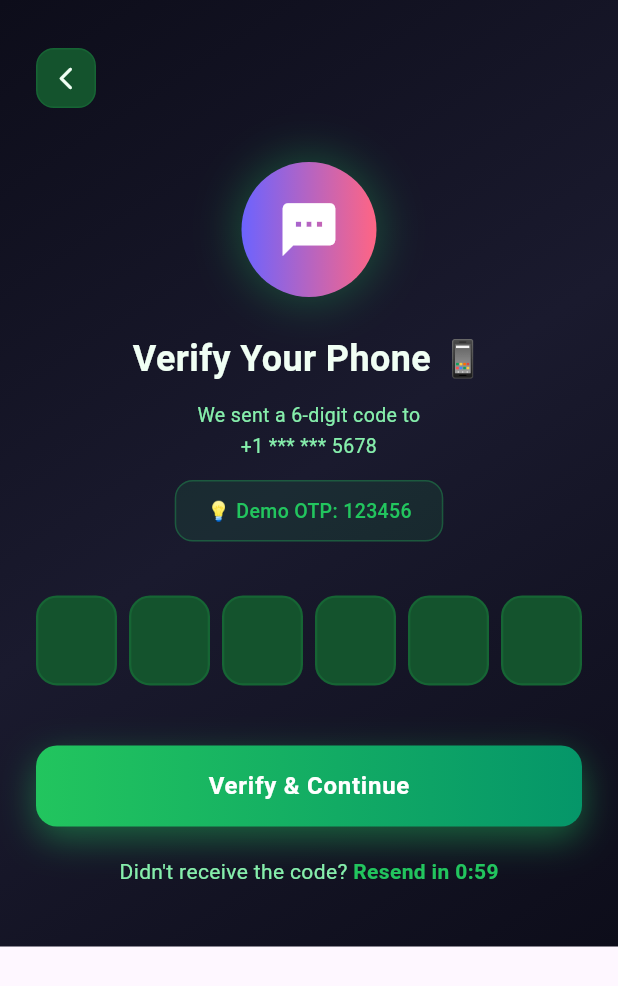
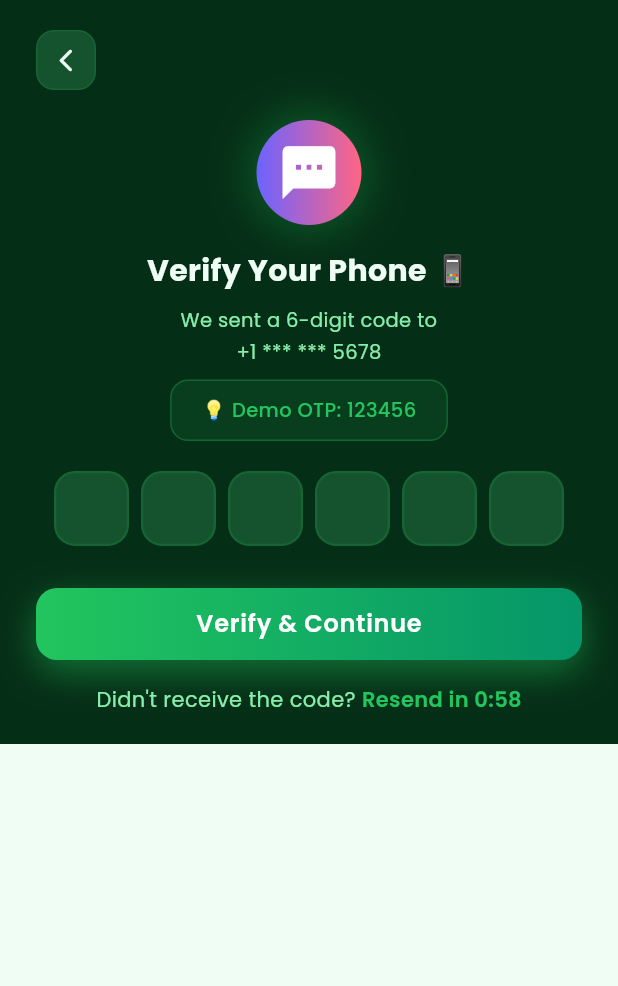
Before and after one commit to deepraj12345-veb/riverpod_project, a Flutter app: the OtpPage screen opened directly with empty values, on a phone screen of 412 x 824 dp. Shown: the top 986 px of the screen. Run offline on Flutter 3.47's test engine with Material 3 defaults, Android fonts, the phone set to English and light mode, and no system bars; drawn by our look-alikes of pinput; our stand-ins replace badges, cached_network_image, flutter_riverpod, go_router, google_fonts; network calls fail.

Commit message:
upload fils

```diff
--- a/lib/core/widgets/suggestion_field.dart
+++ b/lib/core/widgets/suggestion_field.dart
@@ -220,7 +220,7 @@ class _SuggestionFieldState extends State<SuggestionField>
                   shrinkWrap: true,
                   physics: const ClampingScrollPhysics(),
                   itemCount: _filtered.length,
-                  separatorBuilder: (_, __) => Divider(
+                  separatorBuilder: (_, _) => Divider(
                     height: 1,
                     color: _focusBorder.withValues(alpha: 0.1),
                   ),
--- a/lib/features/auth/otp_page.dart
+++ b/lib/features/auth/otp_page.dart
@@ -92,10 +92,10 @@ class _OtpPageState extends ConsumerState<OtpPage>
   @override
   Widget build(BuildContext context) {
     final defaultPinTheme = PinTheme(
-      width: 56,
-      height: 60,
+      width: 50,
+      height: 50,
       textStyle: const TextStyle(
-        fontSize: 22,
+        fontSize: 20,
         fontWeight: FontWeight.w600,
         color: AppTheme.textPrimary,
       ),
@@ -121,11 +121,7 @@ class _OtpPageState extends ConsumerState<OtpPage>
     return Scaffold(
       body: Container(
         decoration: const BoxDecoration(
-          gradient: LinearGradient(
-            begin: Alignment.topLeft,
-            end: Alignment.bottomRight,
-            colors: [Color(0xFF0D0D1A), Color(0xFF1A1A2E), Color(0xFF0D0D1A)],
-          ),
+          color: AppTheme.darkBg,
         ),
         child: SafeArea(
           child: FadeTransition(
@@ -134,7 +130,7 @@ class _OtpPageState extends ConsumerState<OtpPage>
               padding: const EdgeInsets.symmetric(horizontal: 24),
               child: Column(
                 children: [
-                  const SizedBox(height: 32),
+                  const SizedBox(height: 20),
                   Row(
                     children: [
                       GestureDetector(
@@ -155,11 +151,11 @@ class _OtpPageState extends ConsumerState<OtpPage>
                       ),
                     ],
                   ),
-                  const SizedBox(height: 36),
+                  const SizedBox(height: 20),
                   // OTP illustration
                   Container(
-                    width: 90,
-                    height: 90,
+                    width: 70,
+                    height: 70,
                     decoration: BoxDecoration(
                       gradient: const LinearGradient(
                         colors: [Color(0xFF6C63FF), Color(0xFFFF6584)],
@@ -167,7 +163,7 @@ class _OtpPageState extends ConsumerState<OtpPage>
                       shape: BoxShape.circle,
                       boxShadow: [
                         BoxShadow(
-                          color: AppTheme.primaryColor.withOpacity(0.3),
+                          color: AppTheme.primaryColor.withValues(alpha: 0.3),
                           blurRadius: 24,
                           spreadRadius: 4,
                         ),
@@ -179,16 +175,16 @@ class _OtpPageState extends ConsumerState<OtpPage>
                       size: 42,
                     ),
                   ),
-                  const SizedBox(height: 24),
+                  const SizedBox(height: 16),
                   const Text(
                     'Verify Your Phone 📱',
                     style: TextStyle(
-                      fontSize: 24,
+                      fontSize: 20,
                       fontWeight: FontWeight.w700,
                       color: AppTheme.textPrimary,
                     ),
                   ),
-                  const SizedBox(height: 10),
+                  const SizedBox(height: 8),
                   Text(
                     'We sent a 6-digit code to\n${widget.phone.isEmpty ? '+1 *** *** 5678' : widget.phone}',
                     textAlign: TextAlign.center,
@@ -198,7 +194,7 @@ class _OtpPageState extends ConsumerState<OtpPage>
                       height: 1.6,
                     ),
                   ),
-                  const SizedBox(height: 12),
+                  const SizedBox(height: 8),
                   // Hint box
                   Container(
                     padding: const EdgeInsets.symmetric(
@@ -206,10 +202,10 @@ class _OtpPageState extends ConsumerState<OtpPage>
                       vertical: 10,
                     ),
                     decoration: BoxDecoration(
-                      color: AppTheme.primaryColor.withOpacity(0.1),
+                      color: AppTheme.primaryColor.withValues(alpha: 0.1),
                       borderRadius: BorderRadius.circular(12),
                       border: Border.all(
-                        color: AppTheme.primaryColor.withOpacity(0.3),
+                        color: AppTheme.primaryColor.withValues(alpha: 0.3),
                       ),
                     ),
                     child: const Text(
@@ -221,7 +217,7 @@ class _OtpPageState extends ConsumerState<OtpPage>
                       ),
                     ),
                   ),
-                  const SizedBox(height: 36),
+                  const SizedBox(height: 20),
                   // OTP Input
                   AnimatedBuilder(
                     animation: _shakeAnim,
@@ -248,7 +244,7 @@ class _OtpPageState extends ConsumerState<OtpPage>
                       mainAxisAlignment: MainAxisAlignment.spaceEvenly,
                     ),
                   ),
-                  const SizedBox(height: 12),
+                  const SizedBox(height: 8),
                   if (_hasError)
                     const Text(
                       '❌ Invalid OTP. Please try again.',
@@ -258,13 +254,13 @@ class _OtpPageState extends ConsumerState<OtpPage>
                         fontWeight: FontWeight.w500,
                       ),
                     ),
-                  const SizedBox(height: 28),
+                  const SizedBox(height: 20),
                   GradientButton(
                     text: _isVerifying ? 'Verifying...' : 'Verify & Continue',
                     isLoading: _isVerifying,
                     onPressed: _verifyOtp,
                   ),
-                  const SizedBox(height: 20),
+                  const SizedBox(height: 16),
                   Row(
                     mainAxisAlignment: MainAxisAlignment.center,
                     children: [
@@ -299,7 +295,7 @@ class _OtpPageState extends ConsumerState<OtpPage>
                             ),
                     ],
                   ),
-                  const SizedBox(height: 40),
+                  const SizedBox(height: 20),
                 ],
               ),
             ),
--- a/lib/features/auth/widgets/auth_widgets.dart
+++ b/lib/features/auth/widgets/auth_widgets.dart
@@ -64,7 +64,7 @@ class GradientButton extends StatelessWidget {
       child: AnimatedContainer(
         duration: const Duration(milliseconds: 200),
         width: double.infinity,
-        height: 54,
+        height: 48,
         decoration: BoxDecoration(
           gradient: LinearGradient(
             colors: isLoading
@@ -126,7 +126,7 @@ class SocialButton extends StatelessWidget {
     return GestureDetector(
       onTap: onTap,
       child: Container(
-        padding: const EdgeInsets.symmetric(horizontal: 28, vertical: 14),
+        padding: const EdgeInsets.symmetric(horizontal: 20, vertical: 10),
         decoration: BoxDecoration(
           color: AppTheme.darkSurface,
           borderRadius: BorderRadius.circular(14),
```
Also changed, not shown: lib/features/auth/forgot_password_page.dart (+8 -16 lines), lib/features/auth/login_page.dart (+16 -16 lines), lib/features/auth/signup_page.dart (+12 -20 lines), lib/features/cart/cart_page.dart (+7 -7 lines), lib/features/home/home_page.dart (+5 -6 lines), lib/features/product/product_detail_page.dart (+18 -16 lines), lib/features/splash/splash_page.dart (+10 -12 lines), lib/main.dart (+17 -58 lines), lib/models/todo.dart (+8 -2 lines), pubspec.yaml (+8 -5 lines), pubspec.lock, 4 other files.
